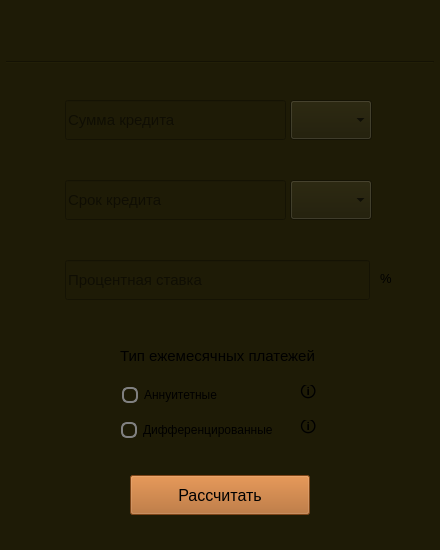
Above: src/s21_smartcalc/s21_credit.ui from kossadda/C7_s21_SmartCalc before the change. Below: the same form after it.
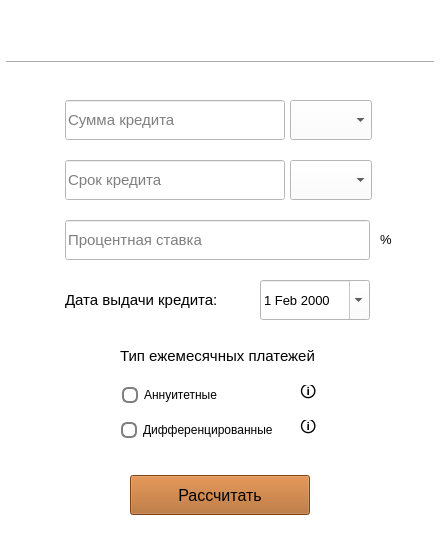
That is the form after the change. Icons and pictures are not drawn.

Patch:
```diff
--- a/src/s21_smartcalc/s21_credit.ui
+++ b/src/s21_smartcalc/s21_credit.ui
@@ -46,7 +46,7 @@
     </size>
    </property>
    <property name="styleSheet">
-    <string notr="true">background-color: rgb(30, 27, 6);</string>
+    <string notr="true">background-color: rgb(255, 255, 255);</string>
    </property>
    <widget class="QPushButton" name="calculate">
     <property name="geometry">
@@ -123,11 +123,20 @@
     <property name="font">
      <font>
       <pointsize>15</pointsize>
-      <bold>true</bold>
+      <bold>false</bold>
      </font>
     </property>
     <property name="styleSheet">
-     <string notr="true">QComboBox { background-color: rgb(30, 27, 6); border: 15px; text-align: center; } QComboBox::drop-down { border: none; }</string>
+     <string notr="true">QComboBox {
+	background-color: rgb(255, 255, 255);
+	border: 15px; 
+	text-align: center;
+	color: rgb(0, 0, 0);
+}
+
+QComboBox::drop-down {
+	border: none; 
+}</string>
     </property>
     <property name="editable">
      <bool>false</bool>
@@ -144,7 +153,7 @@
      <rect>
       <x>65</x>
       <y>100</y>
-      <width>221</width>
+      <width>220</width>
       <height>40</height>
      </rect>
     </property>
@@ -171,6 +180,9 @@
       <pointsize>11</pointsize>
      </font>
     </property>
+    <property name="styleSheet">
+     <string notr="true">color: rgb(0, 0, 0);</string>
+    </property>
     <property name="placeholderText">
      <string>Сумма кредита</string>
     </property>
@@ -202,13 +214,16 @@
       <height>40</height>
      </size>
     </property>
+    <property name="styleSheet">
+     <string notr="true">color: rgb(0, 0, 0);</string>
+    </property>
    </widget>
    <widget class="QLineEdit" name="time_line">
     <property name="geometry">
      <rect>
       <x>65</x>
-      <y>180</y>
-      <width>221</width>
+      <y>160</y>
+      <width>220</width>
       <height>40</height>
      </rect>
     </property>
@@ -235,6 +250,9 @@
       <pointsize>11</pointsize>
      </font>
     </property>
+    <property name="styleSheet">
+     <string notr="true">color: rgb(0, 0, 0);</string>
+    </property>
     <property name="placeholderText">
      <string>Срок кредита</string>
     </property>
@@ -243,7 +261,7 @@
     <property name="geometry">
      <rect>
       <x>290</x>
-      <y>180</y>
+      <y>160</y>
       <width>82</width>
       <height>40</height>
      </rect>
@@ -266,12 +284,15 @@
       <height>40</height>
      </size>
     </property>
+    <property name="styleSheet">
+     <string notr="true">color: rgb(0, 0, 0);</string>
+    </property>
    </widget>
    <widget class="QLineEdit" name="percent_line">
     <property name="geometry">
      <rect>
       <x>65</x>
-      <y>260</y>
+      <y>220</y>
       <width>305</width>
       <height>40</height>
      </rect>
@@ -287,6 +308,9 @@
       <pointsize>11</pointsize>
      </font>
     </property>
+    <property name="styleSheet">
+     <string notr="true">color: rgb(0, 0, 0);</string>
+    </property>
     <property name="placeholderText">
      <string>Процентная ставка</string>
     </property>
@@ -295,7 +319,7 @@
     <property name="geometry">
      <rect>
       <x>380</x>
-      <y>266</y>
+      <y>227</y>
       <width>15</width>
       <height>25</height>
      </rect>
@@ -311,6 +335,9 @@
       <pointsize>10</pointsize>
      </font>
     </property>
+    <property name="styleSheet">
+     <string notr="true">color: rgb(0, 0, 0);</string>
+    </property>
     <property name="text">
      <string>%</string>
     </property>
@@ -348,7 +375,8 @@
      </font>
     </property>
     <property name="styleSheet">
-     <string notr="true">background-color: rgb(30, 27, 6);</string>
+     <string notr="true">background-color: rgb(255, 255, 255);
+color: rgb(0, 0, 0);</string>
     </property>
     <property name="text">
      <string>Тип ежемесячных платежей</string>
@@ -396,7 +424,10 @@
     background-color: #ffA500;
     border: 3px solid #808080;
 }
-</string>
+
+QRadioButton{
+	color: rgb(0, 0, 0);
+}</string>
     </property>
     <property name="text">
      <string>Аннуитетные</string>
@@ -435,12 +466,17 @@
     width: 12px;
     height: 12px;
     border-radius: 6px;
+	color: rgb(0, 0, 0);
 }
 
 QRadioButton::indicator:checked {
     background-color: #ffA500;
     border: 3px solid #808080;
 }
+
+QRadioButton{
+	color: rgb(0, 0, 0);
+}
 </string>
     </property>
     <property name="text">
@@ -490,6 +526,10 @@
 	border: 1px solid white;
 	border-radius: 15px;
 }
+
+QLabel {
+	color: rgb(0, 0, 0);
+}
 </string>
     </property>
     <property name="text">
@@ -526,12 +566,65 @@
 	border: 1px solid white;
 	border-radius: 15px;
 }
+
+QLabel {
+	color: rgb(0, 0, 0);
+}
 </string>
     </property>
     <property name="text">
      <string>🛈</string>
     </property>
    </widget>
+   <widget class="QDateEdit" name="date_credit">
+    <property name="geometry">
+     <rect>
+      <x>260</x>
+      <y>280</y>
+      <width>110</width>
+      <height>40</height>
+     </rect>
+    </property>
+    <property name="font">
+     <font>
+      <pointsize>10</pointsize>
+     </font>
+    </property>
+    <property name="styleSheet">
+     <string notr="true">color: rgb(0, 0, 0);</string>
+    </property>
+    <property name="calendarPopup">
+     <bool>true</bool>
+    </property>
+    <property name="date">
+     <date>
+      <year>2000</year>
+      <month>2</month>
+      <day>1</day>
+     </date>
+    </property>
+   </widget>
+   <widget class="QLabel" name="label">
+    <property name="geometry">
+     <rect>
+      <x>65</x>
+      <y>280</y>
+      <width>180</width>
+      <height>40</height>
+     </rect>
+    </property>
+    <property name="font">
+     <font>
+      <pointsize>11</pointsize>
+     </font>
+    </property>
+    <property name="styleSheet">
+     <string notr="true">color: rgb(0, 0, 0);</string>
+    </property>
+    <property name="text">
+     <string>Дата выдачи кредита:</string>
+    </property>
+   </widget>
   </widget>
  </widget>
  <resources/>
```
Left out of the diff: 6 changed lines with no effect on the pictures.
